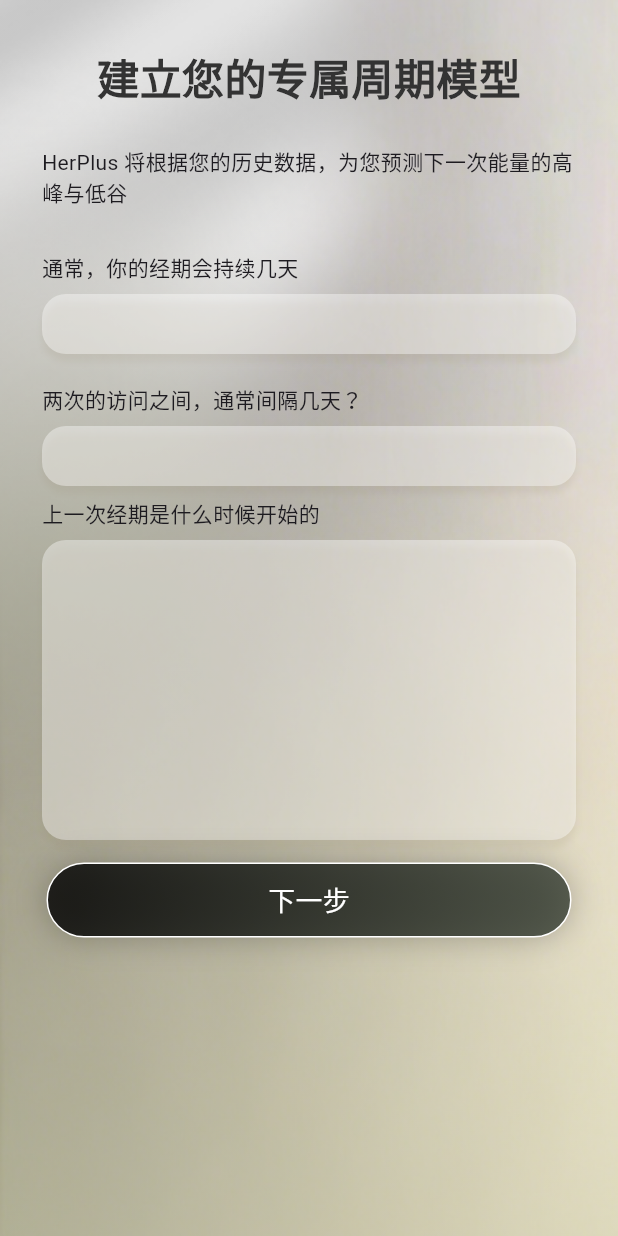
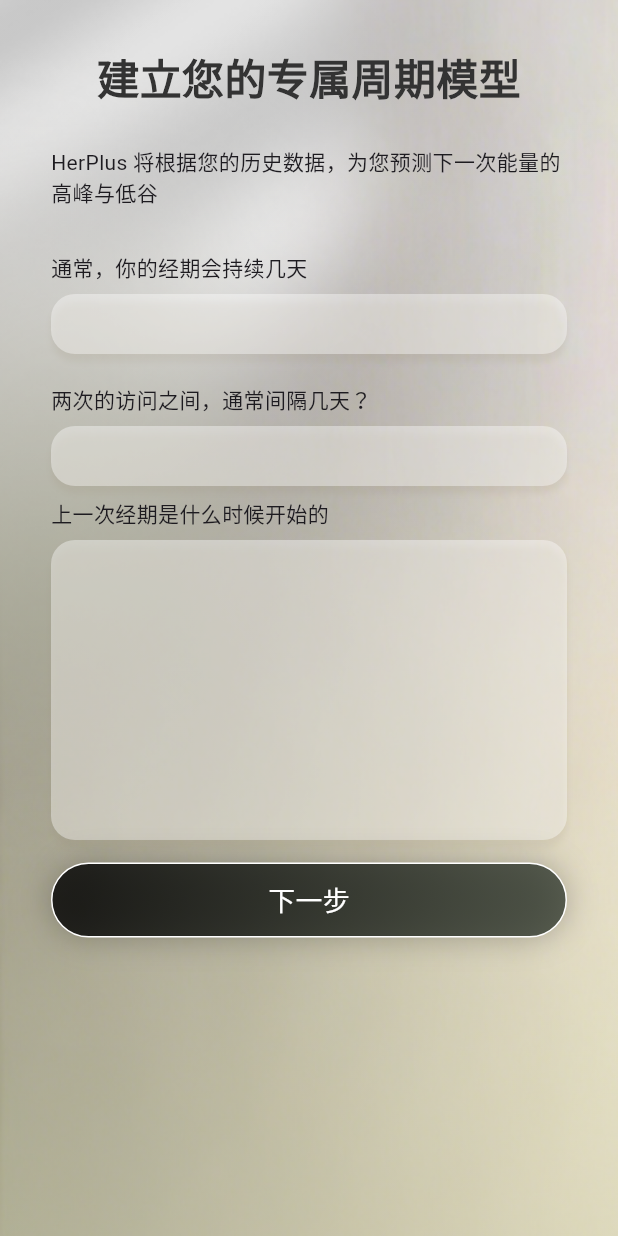
Before and after one commit to LiggMax/HerPlus-app, a Flutter app: the CycleDetails screen opened directly, on a phone screen of 412 x 824 dp. Run offline on Flutter 3.47's test engine with Material 3 defaults, Android fonts, the light colour scheme and no system bars.

Commit message:
add CycleDetails 2

```diff
--- a/lib/main.dart
+++ b/lib/main.dart
@@ -3426,8 +3426,9 @@ class CycleDetails extends StatelessWidget {
                   ),
                 ),
                 SafeArea(
+                  child: Center(
                     child: ConstrainedBox(
-                    constraints: BoxConstraints(maxWidth: 300),
+                      constraints: BoxConstraints(maxWidth: 400),
                       child: Padding(
                         padding: EdgeInsets.symmetric(horizontal: leftInset),
                         child: Column(
@@ -3542,7 +3543,9 @@ class CycleDetails extends StatelessWidget {
                               height: 50,
                               width: 350,
                               alignment: Alignment.center,
-                            padding: const EdgeInsets.symmetric(horizontal: 20),
+                              padding: const EdgeInsets.symmetric(
+                                horizontal: 20,
+                              ),
                               decoration: BoxDecoration(
                                 borderRadius: BorderRadius.circular(50),
                                 gradient: LinearGradient(
@@ -3551,7 +3554,10 @@ class CycleDetails extends StatelessWidget {
                                     const Color(0xCC373F34),
                                   ],
                                 ),
-                              border: Border.all(color: Colors.white, width: 1),
+                                border: Border.all(
+                                  color: Colors.white,
+                                  width: 1,
+                                ),
                                 boxShadow: const [
                                   BoxShadow(
                                     color: Color(0x40000000),
@@ -3562,10 +3568,14 @@ class CycleDetails extends StatelessWidget {
                               ),
                               child: Text(
                                 '下一步',
-                              style: const TextStyle(color: Colors.white,fontSize: 18),
-                            ),
-                          ),
-                        ],
+                                style: const TextStyle(
+                                  color: Colors.white,
+                                  fontSize: 18,
+                                ),
+                              ),
+                            ),
+                          ],
+                        ),
                       ),
                     ),
                   ),
```
Lines whose indentation alone changed are shown as unchanged.
